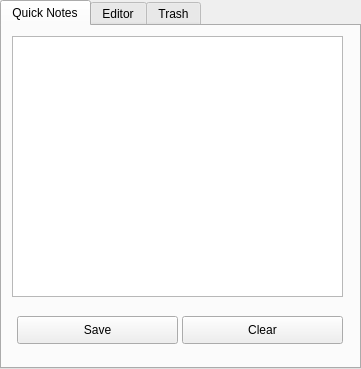
Qt form TwoNotes.ui (4hmedyasser/TwoNotes) before a commit.
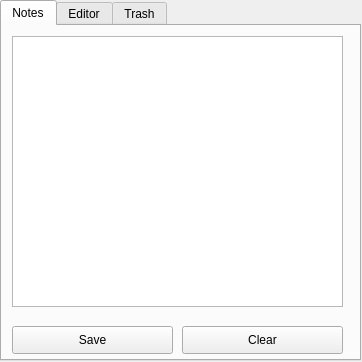
The same form after that commit. The open tabs and pages were chosen to show the change.

```diff
--- a/TwoNotes.ui
+++ b/TwoNotes.ui
@@ -1,53 +1,40 @@
 <?xml version="1.0" encoding="UTF-8"?>
 <ui version="4.0">
  <class>TwoNotes</class>
- <widget class="QTabWidget" name="TwoNotes">
+ <widget class="QMainWindow" name="TwoNotes">
   <property name="geometry">
    <rect>
     <x>0</x>
     <y>0</y>
-    <width>361</width>
-    <height>369</height>
+    <width>362</width>
+    <height>362</height>
    </rect>
   </property>
   <property name="windowTitle">
-   <string>TwoNotes</string>
+   <string>MainWindow</string>
+  </property>
+  <widget class="QWidget" name="centralwidget">
+   <widget class="QTabWidget" name="tabWidget">
+    <property name="geometry">
+     <rect>
+      <x>0</x>
+      <y>0</y>
+      <width>361</width>
+      <height>361</height>
+     </rect>
   </property>
   <property name="currentIndex">
-   <number>0</number>
-  </property>
-  <widget class="QWidget" name="QuickNotes">
+     <number>1</number>
+    </property>
+    <widget class="QWidget" name="Notes">
    <attribute name="title">
-    <string>Quick Notes</string>
-   </attribute>
-   <widget class="QPlainTextEdit" name="Note">
-    <property name="geometry">
-     <rect>
-      <x>10</x>
-      <y>10</y>
-      <width>331</width>
-      <height>261</height>
-     </rect>
-    </property>
-   </widget>
-   <widget class="QPushButton" name="Save">
-    <property name="geometry">
-     <rect>
-      <x>15</x>
-      <y>290</y>
-      <width>161</width>
-      <height>28</height>
-     </rect>
-    </property>
-    <property name="text">
-     <string>Save</string>
-    </property>
-   </widget>
+      <string>Notes</string>
+     </attribute>
    <widget class="QPushButton" name="Clear">
     <property name="geometry">
      <rect>
       <x>180</x>
-      <y>290</y>
+        <y>300</y>
       <width>161</width>
       <height>28</height>
      </rect>
@@ -56,6 +43,29 @@
      <string>Clear</string>
     </property>
    </widget>
+     <widget class="QPlainTextEdit" name="Note">
+      <property name="geometry">
+       <rect>
+        <x>10</x>
+        <y>10</y>
+        <width>331</width>
+        <height>271</height>
+       </rect>
+      </property>
+     </widget>
+     <widget class="QPushButton" name="Save">
+      <property name="geometry">
+       <rect>
+        <x>10</x>
+        <y>300</y>
+        <width>161</width>
+        <height>28</height>
+       </rect>
+      </property>
+      <property name="text">
+       <string>Save</string>
+      </property>
+     </widget>
   </widget>
   <widget class="QWidget" name="Editor">
    <attribute name="title">
@@ -134,6 +144,21 @@
     <property name="text">
      <string>Restore</string>
     </property>
+     </widget>
+     <widget class="QPushButton" name="Delete">
+      <property name="geometry">
+       <rect>
+        <x>180</x>
+        <y>300</y>
+        <width>161</width>
+        <height>28</height>
+       </rect>
+      </property>
+      <property name="text">
+       <string>Delete</string>
+      </property>
+     </widget>
+    </widget>
    </widget>
   </widget>
  </widget>
```
Left out of the diff: 33 changed lines with no effect on the pictures. Lines whose indentation alone changed are shown as unchanged.
